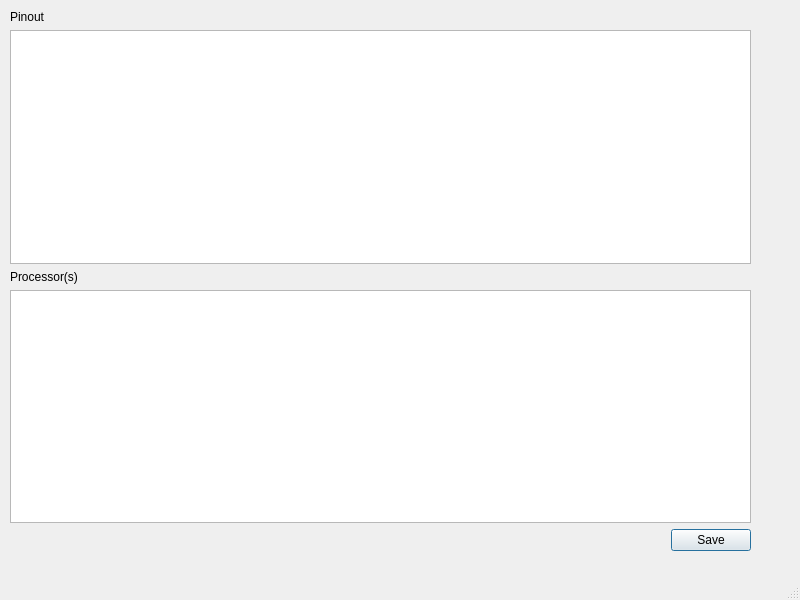
Old version of the form templates/data_sheet_to_csv.ui in the repository bjones1/pic24lib_all.
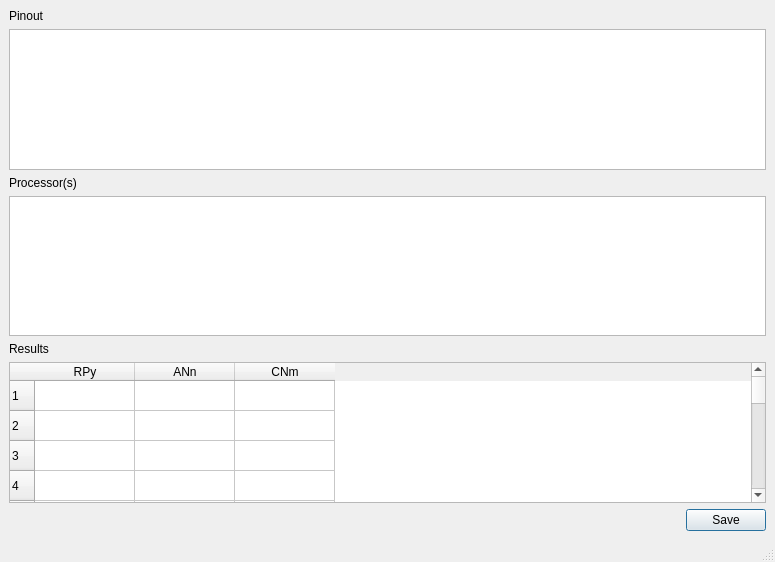
New version of the form.

Commit message: Add: Parse processor types from pasted data.      Display results in a table. Fix: Only write CSV header if file is empty.

```diff
--- a/templates/data_sheet_to_csv.ui
+++ b/templates/data_sheet_to_csv.ui
@@ -6,24 +6,15 @@
    <rect>
     <x>0</x>
     <y>0</y>
-    <width>800</width>
-    <height>600</height>
+    <width>775</width>
+    <height>562</height>
    </rect>
   </property>
   <property name="windowTitle">
    <string>MainWindow</string>
   </property>
   <widget class="QWidget" name="centralwidget">
-   <widget class="QWidget" name="layoutWidget">
-    <property name="geometry">
-     <rect>
-      <x>10</x>
-      <y>10</y>
-      <width>741</width>
-      <height>541</height>
-     </rect>
-    </property>
-    <layout class="QVBoxLayout" name="verticalLayout_3" stretch="0,0,0,0,0">
+   <layout class="QVBoxLayout" name="verticalLayout">
      <item>
       <widget class="QLabel" name="pinout_label">
        <property name="text">
@@ -51,6 +42,172 @@
      <item>
       <widget class="QPlainTextEdit" name="processors_text_edit"/>
      </item>
+    <item>
+     <widget class="QLabel" name="results_label">
+      <property name="text">
+       <string>Results</string>
+      </property>
+      <property name="wordWrap">
+       <bool>true</bool>
+      </property>
+     </widget>
+    </item>
+    <item>
+     <widget class="QTableWidget" name="results_table_widget">
+      <property name="enabled">
+       <bool>true</bool>
+      </property>
+      <property name="rowCount">
+       <number>128</number>
+      </property>
+      <property name="columnCount">
+       <number>3</number>
+      </property>
+      <row/>
+      <row/>
+      <row/>
+      <row/>
+      <row/>
+      <row/>
+      <row/>
+      <row/>
+      <row/>
+      <row/>
+      <row/>
+      <row/>
+      <row/>
+      <row/>
+      <row/>
+      <row/>
+      <row/>
+      <row/>
+      <row/>
+      <row/>
+      <row/>
+      <row/>
+      <row/>
+      <row/>
+      <row/>
+      <row/>
+      <row/>
+      <row/>
+      <row/>
+      <row/>
+      <row/>
+      <row/>
+      <row/>
+      <row/>
+      <row/>
+      <row/>
+      <row/>
+      <row/>
+      <row/>
+      <row/>
+      <row/>
+      <row/>
+      <row/>
+      <row/>
+      <row/>
+      <row/>
+      <row/>
+      <row/>
+      <row/>
+      <row/>
+      <row/>
+      <row/>
+      <row/>
+      <row/>
+      <row/>
+      <row/>
+      <row/>
+      <row/>
+      <row/>
+      <row/>
+      <row/>
+      <row/>
+      <row/>
+      <row/>
+      <row/>
+      <row/>
+      <row/>
+      <row/>
+      <row/>
+      <row/>
+      <row/>
+      <row/>
+      <row/>
+      <row/>
+      <row/>
+      <row/>
+      <row/>
+      <row/>
+      <row/>
+      <row/>
+      <row/>
+      <row/>
+      <row/>
+      <row/>
+      <row/>
+      <row/>
+      <row/>
+      <row/>
+      <row/>
+      <row/>
+      <row/>
+      <row/>
+      <row/>
+      <row/>
+      <row/>
+      <row/>
+      <row/>
+      <row/>
+      <row/>
+      <row/>
+      <row/>
+      <row/>
+      <row/>
+      <row/>
+      <row/>
+      <row/>
+      <row/>
+      <row/>
+      <row/>
+      <row/>
+      <row/>
+      <row/>
+      <row/>
+      <row/>
+      <row/>
+      <row/>
+      <row/>
+      <row/>
+      <row/>
+      <row/>
+      <row/>
+      <row/>
+      <row/>
+      <row/>
+      <row/>
+      <row/>
+      <row/>
+      <row/>
+      <column>
+       <property name="text">
+        <string>RPy</string>
+       </property>
+      </column>
+      <column>
+       <property name="text">
+        <string>ANn</string>
+       </property>
+      </column>
+      <column>
+       <property name="text">
+        <string>CNm</string>
+       </property>
+      </column>
+     </widget>
+    </item>
      <item>
       <widget class="QDialogButtonBox" name="buttonBox">
        <property name="orientation">
@@ -63,13 +220,12 @@
      </item>
     </layout>
    </widget>
-  </widget>
   <widget class="QMenuBar" name="menubar">
    <property name="geometry">
     <rect>
      <x>0</x>
      <y>0</y>
-     <width>800</width>
+     <width>775</width>
      <height>21</height>
     </rect>
    </property>
```
Lines whose indentation alone changed are shown as unchanged. The commit also changes 1 other file.
